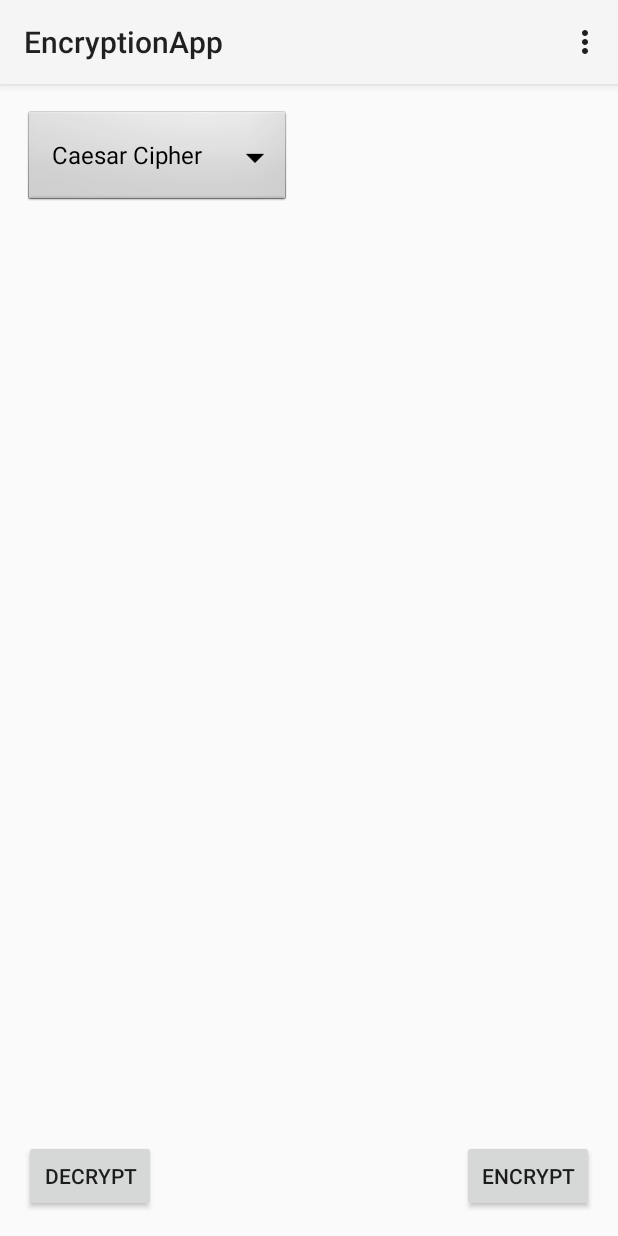
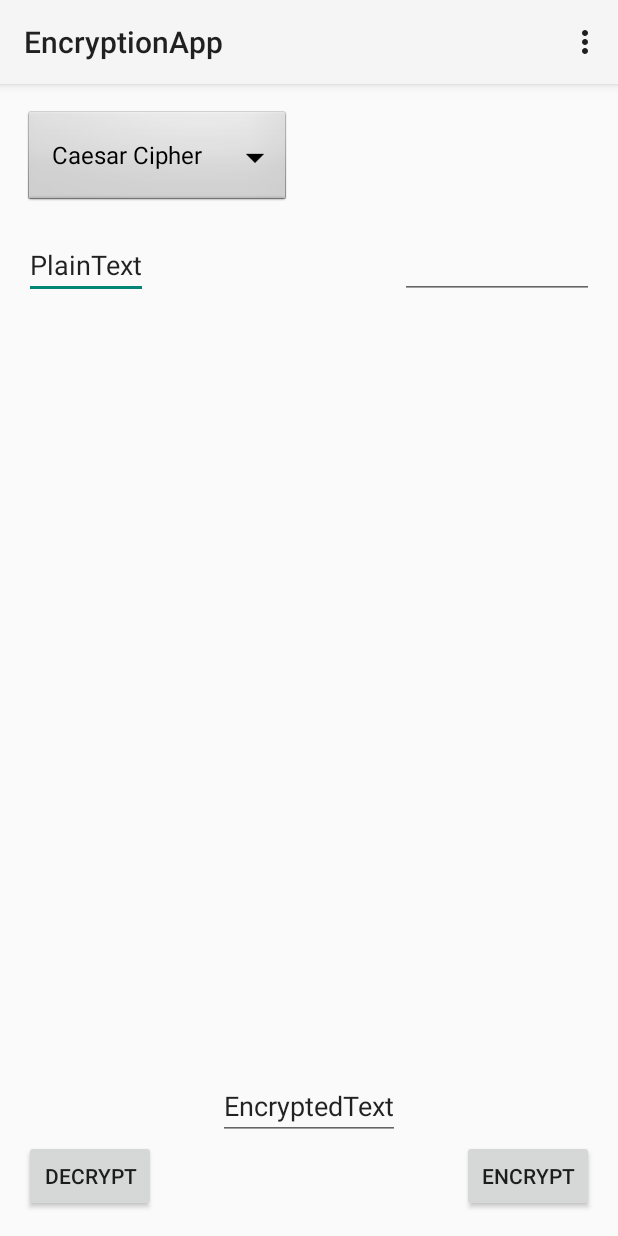
Before and after one commit to Unlockingcube/EncryptionApp, an Android app: the screen it shows after launch (MainActivity), on a phone screen of 412 x 824 dp. Run offline under Robolectric (Android 15) with nearby library versions, the phone set to English and light mode, and no system bars.

Commit message:
Adding Caesors algoritum and a way to output info

```diff
--- a/app/src/main/java/com/example/unlockingcube/encryptionapp/MainActivity.java
+++ b/app/src/main/java/com/example/unlockingcube/encryptionapp/MainActivity.java
@@ -72,7 +72,7 @@ public class MainActivity extends Activity {
     public void EncrptCaesors(String s, int k){
         String plaintext = s;
         ArrayList<Character> List = new ArrayList<Character>(52);
-        ArrayList<Character> Etext = new ArrayList<Character>(s.length());
+        ArrayList<Character> Etext = new ArrayList<Character>(plaintext.length());
         List.add('A');
         List.add('a');
         List.add('B');
@@ -124,7 +124,7 @@ public class MainActivity extends Activity {
 
         for(int i = 0; i<= s.length(); i++ )
         {
-            s.charAt(i);
+            plaintext.charAt(i);
             for(int j = 0; j < List.size(); j++)
             {
                 int shift = k + j;
@@ -132,7 +132,7 @@ public class MainActivity extends Activity {
                 {
                     shift -= 52;
                 }
-                if(List.equals(s.charAt(i)))
+                if(List.equals(plaintext.charAt(i)))
                 {
                   Etext.add(List.get(shift));
 
@@ -148,5 +148,6 @@ public class MainActivity extends Activity {
 
 
 
+
     }
 }
--- a/app/src/main/res/layout/activity_main.xml
+++ b/app/src/main/res/layout/activity_main.xml
@@ -30,4 +30,30 @@
         android:layout_alignParentTop="true"
         android:layout_alignParentStart="true" />
 
+    <EditText
+        android:layout_width="wrap_content"
+        android:layout_height="wrap_content"
+        android:id="@+id/PlainText"
+        android:layout_below="@+id/eTypes"
+        android:layout_alignParentStart="true"
+        android:layout_marginTop="15dp"
+        android:text="PlainText" />
+
+    <EditText
+        android:layout_width="wrap_content"
+        android:layout_height="wrap_content"
+        android:id="@+id/EncryptedText"
+        android:layout_above="@+id/button2"
+        android:layout_centerHorizontal="true"
+        android:text="EncryptedText" />
+
+    <EditText
+        android:layout_width="wrap_content"
+        android:layout_height="wrap_content"
+        android:inputType="numberPassword"
+        android:ems="10"
+        android:id="@+id/editText3"
+        android:layout_alignTop="@+id/PlainText"
+        android:layout_toEndOf="@+id/EncryptedText" />
+
 </RelativeLayout>
```
